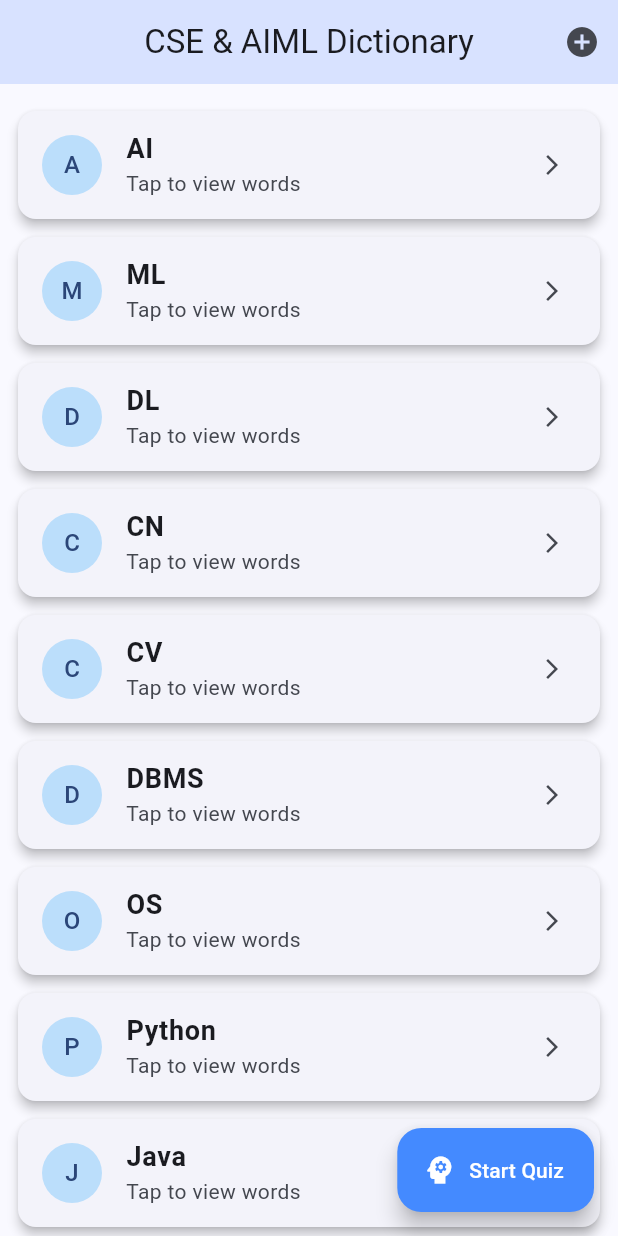
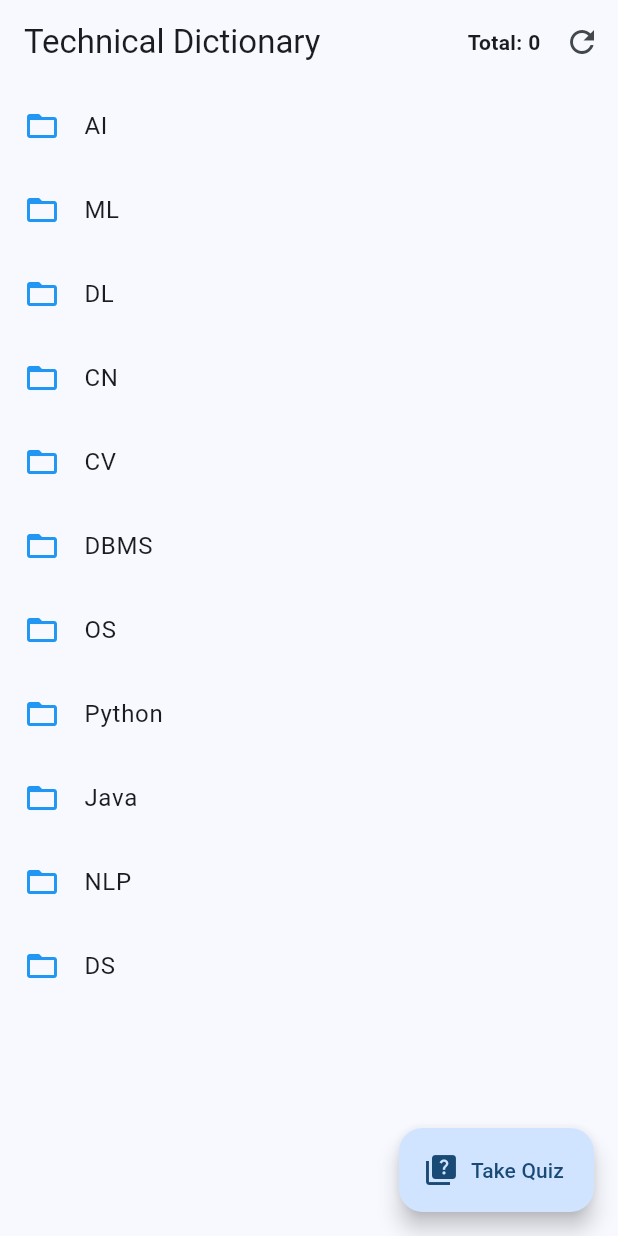
Before and after one commit to Shanmugeshwaran2004/Technical-Dictionary-App, a Flutter app: the screen it shows after launch, on a phone screen of 412 x 824 dp. Run offline on Flutter 3.47's test engine with Material 3 defaults, Android fonts, the phone set to English and light mode, and no system bars; our stand-ins replace csv, flutter_tts, hive, hive_flutter; accounts and stored records are empty.

Commit message:
Final version with 4000+ words CSV import, search bar, and quiz features

```diff
--- a/lib/main.dart
+++ b/lib/main.dart
@@ -1,27 +1,18 @@
 import 'package:flutter/material.dart';
 import 'package:hive_flutter/hive_flutter.dart';
-
-// Import your other files
+import 'package:csv/csv.dart';
+import 'package:flutter/services.dart' show rootBundle;
 import 'word_model.dart';
 import 'word_list_page.dart';
-import 'add_word_page.dart';
 import 'quiz_page.dart';
 
 void main() async {
-  // 1. Ensure Flutter binding is initialized
   WidgetsFlutterBinding.ensureInitialized();
-
-  // 2. Initialize Hive for local storage
   await Hive.initFlutter();
-
-  // 3. Register the generated TypeAdapter for DictionaryWord
   if (!Hive.isAdapterRegistered(0)) {
     Hive.registerAdapter(DictionaryWordAdapter());
   }
-
-  // 4. Open the database "box"
   await Hive.openBox<DictionaryWord>('dictionaryBox');
-
   runApp(const MyApp());
 }
 
@@ -32,88 +23,92 @@
   Widget build(BuildContext context) {
     return MaterialApp(
       debugShowCheckedModeBanner: false,
-      title: 'Technical Dictionary',
-      theme: ThemeData(
-        colorScheme: ColorScheme.fromSeed(seedColor: Colors.blueAccent),
-        useMaterial3: true,
-      ),
+      theme: ThemeData(colorSchemeSeed: Colors.blue, useMaterial3: true),
       home: const DomainListPage(),
     );
   }
 }
 
-class DomainListPage extends StatelessWidget {
+class DomainListPage extends StatefulWidget {
   const DomainListPage({super.key});
 
-  // Your specified domains for CSE and AIML
-  final List<String> domains = const [
-    "AI", "ML", "DL", "CN", "CV", "DBMS", "OS", "Python", "Java", "NLP", "DS"
-  ];
+  @override
+  State<DomainListPage> createState() => _DomainListPageState();
+}
+
+class _DomainListPageState extends State<DomainListPage> {
+  bool _isLoading = false;
+  // Note: "java" is lowercase here to match your CSV perfectly
+  final List<String> domains = ["AI", "ML", "DL", "CN", "CV", "DBMS", "OS", "Python", "java", "NLP", "DS"];
+
+  Future<void> _clearAndReimport() async {
+    final box = Hive.box<DictionaryWord>('dictionaryBox');
+    setState(() => _isLoading = true);
+    await box.clear();
+
+    try {
+      final rawData = await rootBundle.loadString("assets/data.csv");
+      List<List<dynamic>> csvTable = const CsvToListConverter().convert(rawData);
+
+      for (var i = 1; i < csvTable.length; i++) {
+        final row = csvTable[i];
+        if (row.length >= 8) {
+          final newWord = DictionaryWord(
+            englishWord: row[0].toString().trim(),
+            tamilWord: row[1].toString().trim(),
+            englishDef: row[2].toString().trim(),
+            englishExample: row[3].toString().trim(), // Index 3 is English Example
+            tamilDef: row[4].toString().trim(),     // Index 4 is Tamil Definition
+            tamilExample: row[5].toString().trim(),
+            imageUrl: row[6].toString().trim(),
+            domainName: row[7].toString().trim(),
+          );
+          await box.add(newWord);
+        }
+      }
+      ScaffoldMessenger.of(context).showSnackBar(
+          SnackBar(content: Text("Imported ${box.length} words successfully!")));
+    } catch (e) {
+      ScaffoldMessenger.of(context).showSnackBar(SnackBar(content: Text("Error: $e")));
+    } finally {
+      setState(() => _isLoading = false);
+    }
+  }
 
   @override
   Widget build(BuildContext context) {
+    final box = Hive.box<DictionaryWord>('dictionaryBox');
     return Scaffold(
       appBar: AppBar(
-        title: const Text('CSE & AIML Dictionary'),
-        centerTitle: true,
-        backgroundColor: Theme.of(context).colorScheme.primaryContainer,
+        title: const Text('Technical Dictionary'),
         actions: [
-          // Button to go to the "Add Word" page to enter data
+          Center(child: Text("Total: ${box.length} ", style: const TextStyle(fontWeight: FontWeight.bold))),
           IconButton(
-            tooltip: "Add New Word",
-            icon: const Icon(Icons.add_circle),
-            onPressed: () {
-              Navigator.push(
-                context,
-                MaterialPageRoute(builder: (context) => const AddWordPage()),
-              );
-            },
-          ),
+            icon: const Icon(Icons.refresh),
+            onPressed: _isLoading ? null : _clearAndReimport,
+          )
         ],
       ),
-      body: ListView.builder(
-        padding: const EdgeInsets.all(12),
+      body: _isLoading
+          ? const Center(child: CircularProgressIndicator())
+          : ListView.builder(
         itemCount: domains.length,
         itemBuilder: (context, index) {
-          return Card(
-            elevation: 3,
-            margin: const EdgeInsets.symmetric(vertical: 6),
-            child: ListTile(
-              leading: CircleAvatar(
-                backgroundColor: Colors.blue[100],
-                child: Text(domains[index][0]), // Shows first letter
-              ),
-              title: Text(
-                domains[index],
-                style: const TextStyle(fontWeight: FontWeight.bold, fontSize: 18),
-              ),
-              subtitle: const Text("Tap to view words"),
-              trailing: const Icon(Icons.arrow_forward_ios, size: 16),
-              onTap: () {
-                // Navigate to Word List page filtered by this domain
-                Navigator.push(
-                  context,
-                  MaterialPageRoute(
-                    builder: (context) => WordListPage(domain: domains[index]),
-                  ),
-                );
-              },
-            ),
+          // Displaying "Java" nicely while matching "java" internally
+          String displayName = domains[index] == "java" ? "Java" : domains[index];
+          return ListTile(
+            leading: const Icon(Icons.folder_open, color: Colors.blue),
+            title: Text(displayName),
+            onTap: () => Navigator.push(context, MaterialPageRoute(
+                builder: (context) => WordListPage(domain: domains[index])
+            )),
           );
         },
       ),
-      // Floating Action Button to start the Quiz
       floatingActionButton: FloatingActionButton.extended(
-        onPressed: () {
-          Navigator.push(
-            context,
-            MaterialPageRoute(builder: (context) => const QuizPage()),
-          );
-        },
-        label: const Text('Start Quiz'),
-        icon: const Icon(Icons.psychology),
-        backgroundColor: Colors.blueAccent,
-        foregroundColor: Colors.white,
+        onPressed: () => Navigator.push(context, MaterialPageRoute(builder: (context) => const QuizPage())),
+        label: const Text("Take Quiz"),
+        icon: const Icon(Icons.quiz),
       ),
     );
   }
--- a/pubspec.yaml
+++ b/pubspec.yaml
@@ -16,6 +16,7 @@
   flutter_tts: ^4.0.2
   cached_network_image: ^3.3.1
   connectivity_plus: ^6.0.3
+  csv: ^6.0.0
   cupertino_icons: ^1.0.8
 
 dev_dependencies:
@@ -29,3 +30,5 @@
 
 flutter:
   uses-material-design: true
+  assets:
+    - assets/data.csv
```
Also changed, not shown: assets/data.csv (added, +29 -0 lines), lib/quiz_page.dart (+89 -87 lines), lib/word_list_page.dart (+63 -48 lines), pubspec.lock.
